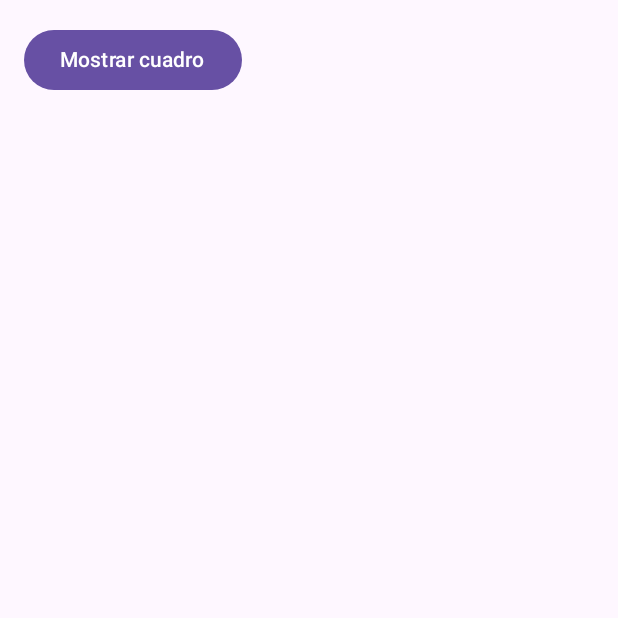
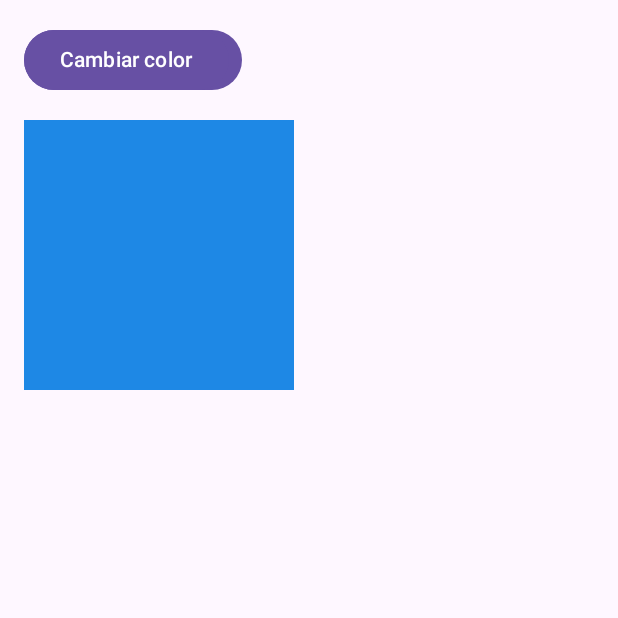
Before and after one commit to fatux-cr/Lab13, an Android app built with Jetpack Compose: the screen it shows after launch (MainActivity), on a phone screen of 412 x 824 dp, the top half of it. Run offline under Robolectric (Android 15) with nearby library versions, the phone set to English and light mode, and no system bars.

Commit message:
Create AnimateColorScreen.kt

```diff
--- a/app/src/main/java/com/example/lab13/MainActivity.kt
+++ b/app/src/main/java/com/example/lab13/MainActivity.kt
@@ -5,7 +5,7 @@ import androidx.activity.ComponentActivity
 import androidx.activity.compose.setContent
 import androidx.compose.material3.Surface
 import com.example.lab13.ui.AnimatedVisibilityScreen
-//import com.example.lab13.ui.AnimateColorScreen
+import com.example.lab13.ui.AnimateColorScreen
 //import com.example.lab13.ui.AnimateSizePositionScreen
 //import com.example.lab13.ui.AnimatedContentScreen
 //import com.example.lab13.ui.CombinedAnimationsScreen
@@ -16,7 +16,7 @@ class MainActivity : ComponentActivity() {
         setContent {
             Surface {
                 AnimatedVisibilityScreen()
-                //AnimateColorScreen()
+                AnimateColorScreen()
                 //AnimateSizePositionScreen()
                 //AnimatedContentScreen()
                 //CombinedAnimationsScreen()
--- /dev/null
+++ b/app/src/main/java/com/example/lab13/ui/AnimateColorScreen.kt
@@ -0,0 +1,40 @@
+package com.example.lab13.ui
+
+import androidx.compose.animation.animateColorAsState
+import androidx.compose.animation.core.tween
+import androidx.compose.foundation.background
+import androidx.compose.foundation.layout.*
+import androidx.compose.material3.Button
+import androidx.compose.material3.Text
+import androidx.compose.runtime.*
+import androidx.compose.ui.Modifier
+import androidx.compose.ui.graphics.Color
+import androidx.compose.ui.unit.dp
+import androidx.compose.runtime.Composable
+
+@Composable
+fun AnimateColorScreen() {
+    var toggled by remember { mutableStateOf(false) }
+
+    val targetColor by animateColorAsState(
+        targetValue = if (toggled) Color(0xFF43A047) else Color(0xFF1E88E5),
+        animationSpec = tween(durationMillis = 700)
+    )
+
+    Column(
+        modifier = Modifier
+            .fillMaxSize()
+            .padding(16.dp),
+        verticalArrangement = Arrangement.spacedBy(16.dp)
+    ) {
+        Button(onClick = { toggled = !toggled }) {
+            Text("Cambiar color")
+        }
+
+        Box(
+            modifier = Modifier
+                .size(180.dp)
+                .background(targetColor)
+        )
+    }
+}
```
